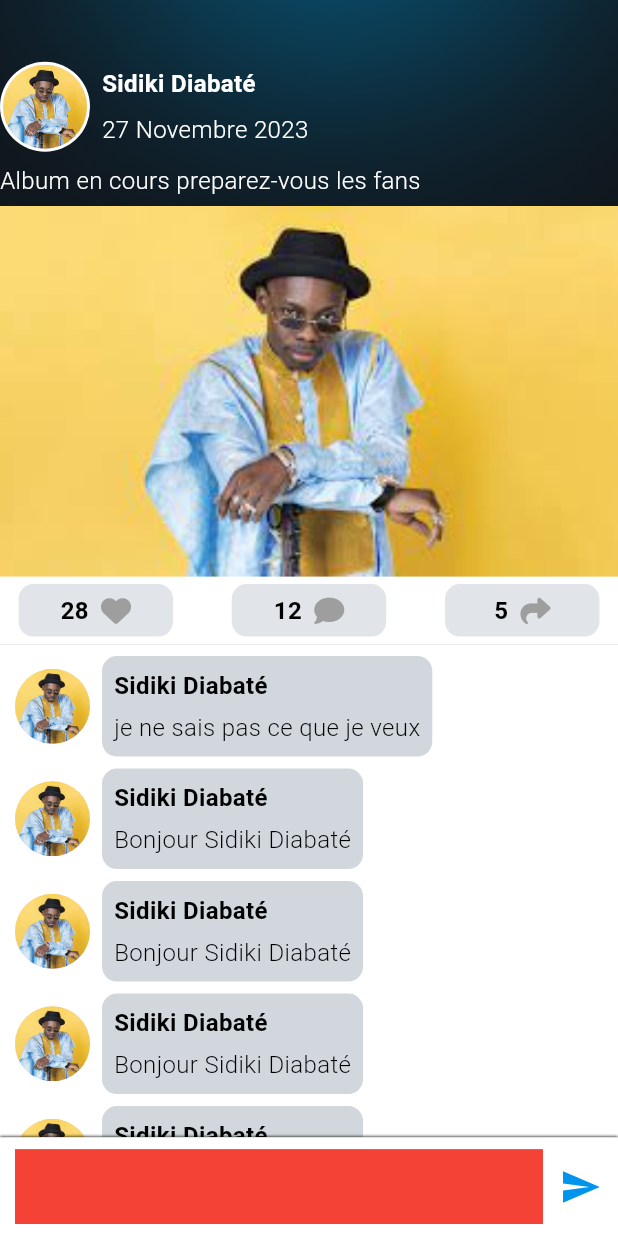
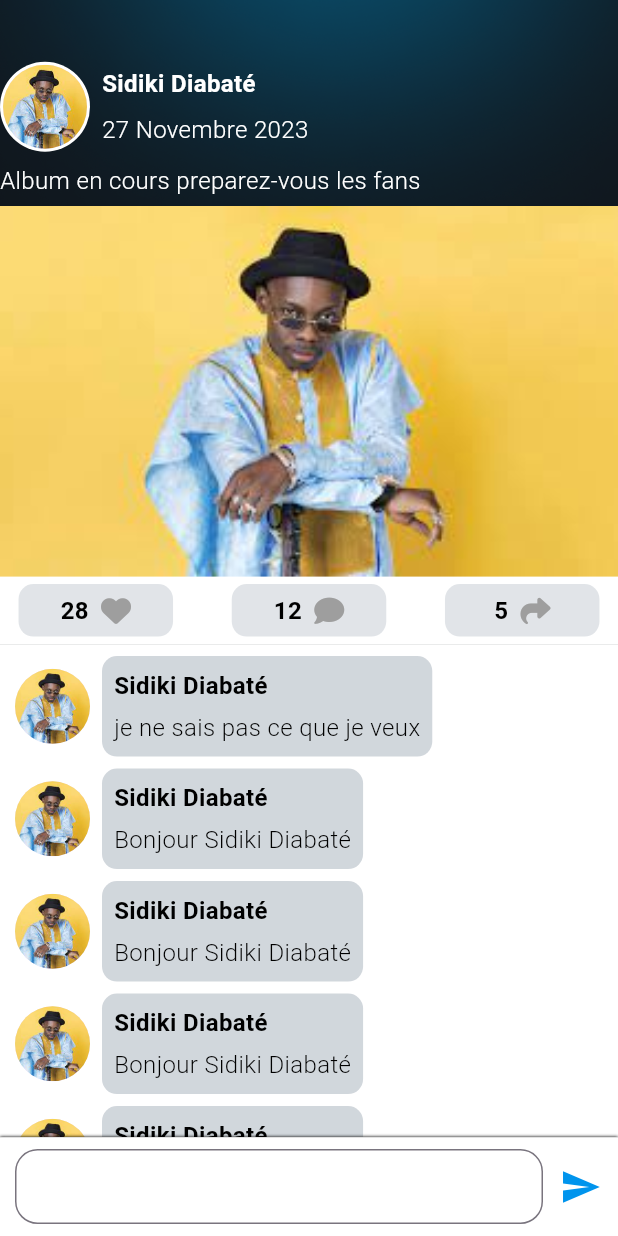
Before and after one commit to Abdouljr/MAli-Event-Front, a Flutter app: the screen it shows after launch, on a phone screen of 412 x 824 dp. Run offline on Flutter 3.47's test engine with Material 3 defaults, Android fonts, the light colour scheme and no system bars; our stand-ins replace font_awesome_flutter.

Commit message:
Mise à jour 2 de la page commentaire post

```diff
--- a/lib/Screen/postes/commentaire.dart
+++ b/lib/Screen/postes/commentaire.dart
@@ -10,6 +10,8 @@ class CommentairePost extends StatefulWidget {
 }
 
 class _CommentairePostState extends State<CommentairePost> {
+  TextEditingController cControler = TextEditingController();
+
   List<Map<String, dynamic>> list_icons = [
     {"icon": FontAwesomeIcons.solidHeart, "nombre": 28},
     {"icon": FontAwesomeIcons.solidComment, "nombre": 12},
@@ -20,6 +22,7 @@ class _CommentairePostState extends State<CommentairePost> {
     Size size = MediaQuery.of(context).size;
 
     return Scaffold(
+        resizeToAvoidBottomInset: false,
         body: Container(
           height: size.height,
           width: size.width,
@@ -101,7 +104,8 @@ class _CommentairePostState extends State<CommentairePost> {
                                 Container(
                                   decoration: const BoxDecoration(
                                     image: DecorationImage(
-                                  image: AssetImage('assets/images/sdiki.jpeg'),
+                                      image: AssetImage(
+                                          'assets/images/sdiki.jpeg'),
                                       fit: BoxFit.cover,
                                     ),
                                   ),
@@ -113,7 +117,8 @@ class _CommentairePostState extends State<CommentairePost> {
                                 Container(
                                   color: Colors.white,
                                   padding: EdgeInsets.symmetric(
-                                  horizontal: size.width * .03, vertical: 5.0),
+                                      horizontal: size.width * .03,
+                                      vertical: 5.0),
                                   child: Row(
                                     mainAxisAlignment:
                                         MainAxisAlignment.spaceBetween,
@@ -155,14 +160,14 @@ class _CommentairePostState extends State<CommentairePost> {
                                 ),
                                 // ======================= COMMENTAIRES ========================
                                 Container(
-                                padding:
-                                    const EdgeInsets.only(left: 5, bottom: 10),
+                                    padding: const EdgeInsets.only(
+                                        left: 5, bottom: 10),
                                     decoration: const BoxDecoration(
                                       color: Colors.white,
                                     ),
                                     child: Container(
-                                  padding:
-                                      const EdgeInsets.symmetric(horizontal: 5),
+                                      padding: const EdgeInsets.symmetric(
+                                          horizontal: 5),
                                       child: Column(children: [
                                         Commentaire(
                                           size: size,
@@ -198,7 +203,8 @@ class _CommentairePostState extends State<CommentairePost> {
                   )),
               // ==================================== Champ Commentaire ============
 
-          Container(
+              SingleChildScrollView(
+                child: Container(
                   height: size.height * .08,
                   padding: const EdgeInsets.only(
                     left: 5,
@@ -218,8 +224,11 @@ class _CommentairePostState extends State<CommentairePost> {
                         horizontal: 5.0, vertical: 8.0), // EdgeInsets.all(8.0),
                     child: Row(children: [
                       Expanded(
-                    child: Container(
-                  color: Colors.red,
+                          child: TextFormField(
+                        decoration: InputDecoration(
+                            border: OutlineInputBorder(
+                          borderRadius: BorderRadius.circular(15),
+                        )),
                       )),
                       const SizedBox(
                         width: 5,
@@ -233,6 +242,7 @@ class _CommentairePostState extends State<CommentairePost> {
                         ),
                       ),
                     ]),
+                  ),
                 ),
               ),
             ],
```
Lines whose indentation alone changed are shown as unchanged.
